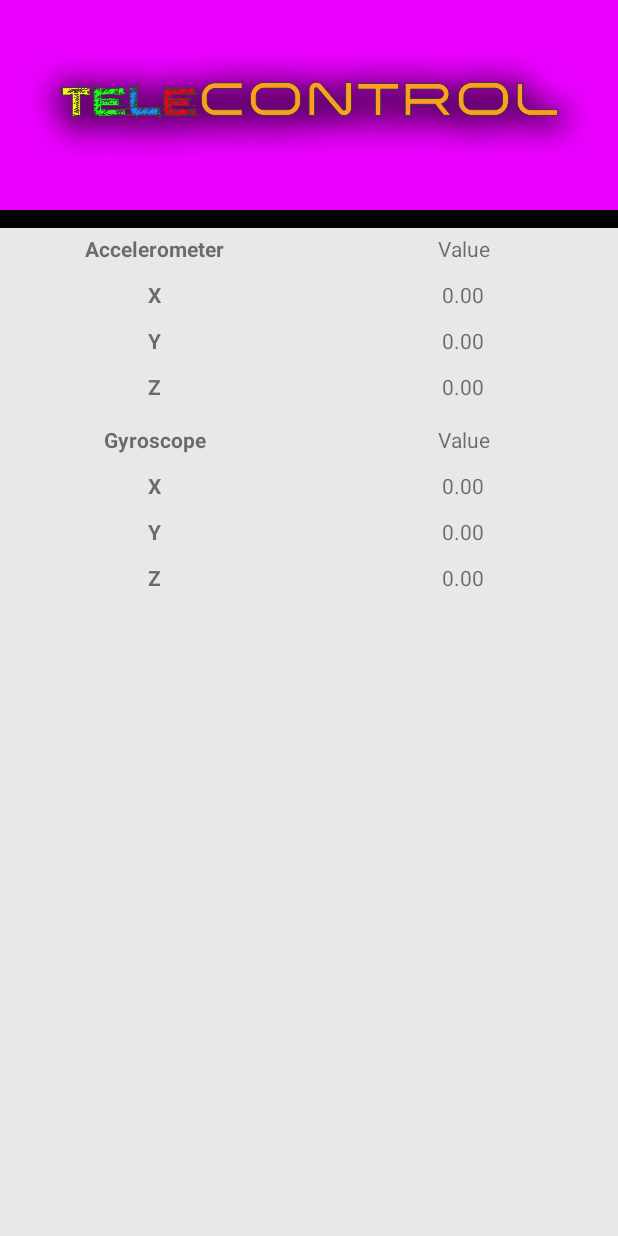
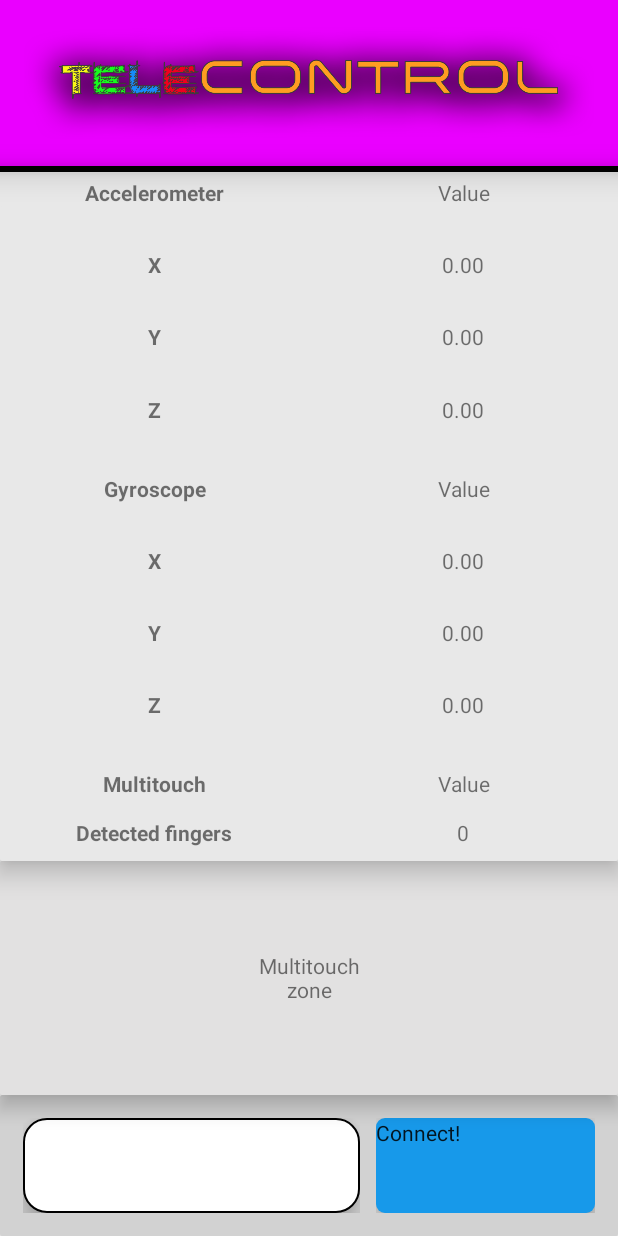
Before and after one commit to mihawk94/GIST_TeleControl, an Android app: the screen it shows after launch (MainActivity), on a phone screen of 412 x 824 dp. Run offline under Robolectric (Android 15) with nearby library versions, the phone set to English and light mode, and no system bars.

Commit message:
Interfaz inicial 1.0

```diff
--- a/app/build.gradle
+++ b/app/build.gradle
@@ -5,7 +5,7 @@ android {
     buildToolsVersion "25.0.2"
     defaultConfig {
         applicationId "gist.telecontrol"
-        minSdkVersion 19
+        minSdkVersion 21
         targetSdkVersion 25
         versionCode 1
         versionName "1.0"
--- a/app/src/main/java/gist/telecontrol/InfoFragment.java
+++ b/app/src/main/java/gist/telecontrol/InfoFragment.java
@@ -54,7 +54,7 @@ public class InfoFragment extends Fragment implements SensorEventListener, OnFra
     public void onCreate(Bundle savedInstanceState) {
         super.onCreate(savedInstanceState);
         mSensorManager = (SensorManager) getActivity().getSystemService(Context.SENSOR_SERVICE);
-        mSensor = mSensorManager.getDefaultSensor(Sensor.TYPE_ACCELEROMETER);
+        mSensor = mSensorManager.getDefaultSensor(Sensor.TYPE_LINEAR_ACCELERATION);
         mSensorManager.registerListener(this, mSensor, SensorManager.SENSOR_DELAY_NORMAL);
         if (getArguments() != null) {
             mParam1 = getArguments().getString(ARG_PARAM1);
--- /dev/null
+++ b/app/src/main/res/drawable/ipbutton.xml
@@ -0,0 +1,5 @@
+<shape xmlns:android="http://schemas.android.com/apk/res/android"
+       android:shape="rectangle">
+    <solid android:color="#1799ea" />
+    <corners android:radius="6dp"/>
+</shape>
--- /dev/null
+++ b/app/src/main/res/drawable/rectshape.xml
@@ -0,0 +1,5 @@
+<shape xmlns:android="http://schemas.android.com/apk/res/android"
+       android:shape="rectangle">
+    <solid android:color="@color/bg" />
+    <corners android:radius="1dp"/>
+</shape>
--- /dev/null
+++ b/app/src/main/res/drawable/rectshape2.xml
@@ -0,0 +1,5 @@
+<shape xmlns:android="http://schemas.android.com/apk/res/android"
+       android:shape="rectangle">
+    <solid android:color="@color/bg2" />
+    <corners android:radius="1dp"/>
+</shape>
--- /dev/null
+++ b/app/src/main/res/drawable/rectshape3.xml
@@ -0,0 +1,5 @@
+<shape xmlns:android="http://schemas.android.com/apk/res/android"
+       android:shape="rectangle">
+    <solid android:color="@color/bg3" />
+    <corners android:radius="1dp"/>
+</shape>
--- /dev/null
+++ b/app/src/main/res/drawable/searcher.xml
@@ -0,0 +1,7 @@
+<?xml version="1.0" encoding="utf-8"?>
+<shape xmlns:android="http://schemas.android.com/apk/res/android"
+       android:shape="rectangle" android:padding="10dp">
+    <solid android:color="#FFFFFF"/>
+    <stroke android:width="1dp" android:color="#000000" />
+    <corners android:radius="15dp"/>
+</shape>
--- a/app/src/main/res/layout/activity_main.xml
+++ b/app/src/main/res/layout/activity_main.xml
@@ -4,13 +4,13 @@
     xmlns:tools="http://schemas.android.com/tools"
     android:layout_width="match_parent"
     android:layout_height="match_parent"
-    android:background="@color/bg"
+    android:background="#FFFFFF"
     android:orientation="vertical">
     <LinearLayout
         android:id="@+id/activity_main"
         android:layout_width="match_parent"
         android:layout_height="match_parent"
-        android:layout_weight="12"
+        android:layout_weight="11.75"
         android:gravity="center"
         android:background="@color/titlebg"
         android:paddingBottom="@dimen/activity_vertical_margin"
@@ -26,33 +26,66 @@
     <LinearLayout
         android:layout_width="match_parent"
         android:layout_height="match_parent"
-        android:layout_weight="14.25">
+        android:layout_weight="13.5"
+        android:elevation="12dp"
+        android:background="@drawable/rectshape">
         <View
             android:background="#000000"
             android:layout_width="match_parent"
-            android:layout_height="match_parent">
+            android:layout_height="match_parent"
+            android:elevation="10dp">
         </View>
     </LinearLayout>
     <fragment
         android:name="gist.telecontrol.InfoFragment"
-        android:id="@+id/fooFragment"
+        android:id="@+id/infoFragment"
         android:layout_width="match_parent"
         android:layout_height="match_parent"
-        android:layout_weight="10"
+        android:layout_weight="6"
         tools:layout="@layout/fragment_info"/>
     <LinearLayout
+        android:id="@+id/mLayout"
         android:layout_width="match_parent"
         android:layout_height="match_parent"
-        android:layout_weight="12">
+        android:layout_weight="11"
+        android:background="@drawable/rectshape2"
+        android:elevation="8dp">
+        <TextView
+            android:layout_width="match_parent"
+            android:layout_height="match_parent"
+            android:text="@string/multizone"
+            android:gravity="center"/>
     </LinearLayout>
     <LinearLayout
         android:layout_width="match_parent"
         android:layout_height="match_parent"
-        android:layout_weight="12">
-    </LinearLayout>
-    <LinearLayout
-        android:layout_width="match_parent"
-        android:layout_height="match_parent"
-        android:layout_weight="12">
+        android:layout_weight="12"
+        android:background="@drawable/rectshape3"
+        android:padding="10dp"
+        android:elevation="6dp"
+        android:orientation="horizontal">
+        <LinearLayout
+            android:layout_width="match_parent"
+            android:layout_height="match_parent"
+            android:layout_weight="1"
+            android:padding="5dp">
+            <EditText
+                android:layout_width="match_parent"
+                android:layout_height="match_parent"
+                android:elevation="10dp"
+                android:background="@drawable/searcher"/>
+        </LinearLayout>
+        <LinearLayout
+            android:layout_width="match_parent"
+            android:layout_height="match_parent"
+            android:layout_weight="1.5"
+            android:padding="5dp">
+            <Button
+                android:layout_width="match_parent"
+                android:layout_height="match_parent"
+                android:text="@string/connect"
+                android:elevation="10dp"
+                android:background="@drawable/ipbutton"/>
+        </LinearLayout>
     </LinearLayout>
 </LinearLayout>
--- a/app/src/main/res/layout/fragment_buttons.xml
+++ b/app/src/main/res/layout/fragment_buttons.xml
@@ -1,37 +1,31 @@
 <?xml version="1.0" encoding="utf-8"?>
-<!--
-<ScrollView xmlns:android="http://schemas.android.com/apk/res/android"
-            xmlns:tools="http://schemas.android.com/tools"
-            android:id="@+id/buttons_fragment"
-            android:layout_width="match_parent"
-            android:layout_height="match_parent"
-            tools:context="gist.telecontrol.ButtonsFragment">
-
-<TextView android:layout_width="match_parent"
-          android:layout_height="match_parent"
-          android:text="Aquí botones" />
-</ScrollView>
--->
-<RelativeLayout xmlns:android="http://schemas.android.com/apk/res/android"
-                android:layout_width="match_parent"
-                android:layout_height="match_parent"
-                android:background="@android:color/white">
-    <HorizontalScrollView
-        android:layout_width="match_parent"
-        android:layout_height="40dp"
-        android:layout_alignParentStart="true"
-        android:elevation="12dp"
-        android:translationZ="12dp"
-        android:id="@+id/scrollView"
-        android:background="@android:color/white">
-
-    </HorizontalScrollView>
+<LinearLayout
+    xmlns:android="http://schemas.android.com/apk/res/android"
+    android:layout_height="match_parent"
+    android:layout_width="match_parent"
+    android:orientation="vertical">
     <LinearLayout
         android:layout_width="match_parent"
         android:layout_height="match_parent"
-        android:orientation="vertical"
-        android:layout_below="@+id/scrollView">
-
+        android:layout_weight="1">
     </LinearLayout>
-
-</RelativeLayout>
+    <LinearLayout
+        android:layout_width="match_parent"
+        android:layout_height="match_parent"
+        android:layout_weight="1"
+        android:orientation="horizontal">
+        <LinearLayout
+            android:layout_width="match_parent"
+            android:layout_height="match_parent"
+            android:layout_weight="1"></LinearLayout>
+        <LinearLayout
+            android:layout_width="match_parent"
+            android:layout_height="match_parent"
+            android:layout_weight="1"></LinearLayout>
+    </LinearLayout>
+    <LinearLayout
+        android:layout_width="match_parent"
+        android:layout_height="match_parent"
+        android:layout_weight="1">
+    </LinearLayout>
+</LinearLayout>
--- a/app/src/main/res/layout/fragment_info.xml
+++ b/app/src/main/res/layout/fragment_info.xml
@@ -2,7 +2,9 @@
     xmlns:android="http://schemas.android.com/apk/res/android"
     android:layout_height="match_parent"
     android:layout_width="match_parent"
-    android:orientation="vertical">
+    android:orientation="vertical"
+    android:elevation="10dp"
+    android:background="@drawable/rectshape">
     <LinearLayout
     android:layout_width="match_parent"
     android:layout_height="match_parent"
@@ -23,7 +25,8 @@
                     android:layout_weight="1"
                     android:gravity="center"
                     android:text="@string/accel"
-                    android:textStyle="bold"/>
+                    android:textStyle="bold"
+                    android:background="@drawable/rectshape"/>
                 <TextView
                     android:layout_width="0dip"
                     android:layout_height="wrap_content"
@@ -177,4 +180,48 @@
         </TableRow>
     </TableLayout>
     </LinearLayout>
+    <LinearLayout
+        android:layout_width="match_parent"
+        android:layout_height="match_parent"
+        android:orientation="vertical"
+        android:layout_weight="18">
+        <TableRow
+            android:paddingTop="4dip"
+            android:layout_width="match_parent"
+            android:layout_height="match_parent"
+            android:layout_weight="1">
+            <TextView
+                android:layout_width="0dip"
+                android:layout_height="wrap_content"
+                android:layout_weight="1"
+                android:gravity="center"
+                android:text="@string/multi"
+                android:textStyle="bold"/>
+            <TextView
+                android:layout_width="0dip"
+                android:layout_height="wrap_content"
+                android:gravity="center"
+                android:layout_weight="1"
+                android:text="@string/value"/>
+        </TableRow>
+        <TableRow
+            android:paddingTop="4dip"
+            android:layout_width="match_parent"
+            android:layout_height="match_parent"
+            android:layout_weight="1">
+            <TextView
+                android:layout_width="0dip"
+                android:layout_height="wrap_content"
+                android:layout_weight="1"
+                android:gravity="center"
+                android:text="@string/dfingers"
+                android:textStyle="bold"/>
+            <TextView
+                android:layout_width="0dip"
+                android:layout_height="wrap_content"
+                android:gravity="center"
+                android:layout_weight="1"
+                android:text="0"/>
+        </TableRow>
+    </LinearLayout>
 </LinearLayout>
--- a/app/src/main/res/values/strings.xml
+++ b/app/src/main/res/values/strings.xml
@@ -3,7 +3,13 @@
     <string name="gyro">Gyroscope</string>
     <string name="accel">Accelerometer</string>
     <string name="value">Value</string>
+    <string name="multi">Multitouch</string>
+    <string name="dfingers">Detected fingers</string>
+    <string name="multizone">Multitouch\nzone</string>
+    <string name="connect">Connect!</string>
     <color name="bg">#e8e8e8</color>
+    <color name="bg2">#e2e1e1</color>
+    <color name="bg3">#d2d2d2</color>
     <color name="titlebg">#ea00ff</color>
 
     <!-- TODO: Remove or change this placeholder text -->
--- a/app/src/main/res/values/styles.xml
+++ b/app/src/main/res/values/styles.xml
@@ -1,7 +1,7 @@
 <resources>
 
     <!-- Base application theme. -->
-    <style name="AppTheme" parent="@style/Theme.AppCompat.Light">
+    <style name="AppTheme" parent="@android:style/Theme.Material.Light.NoActionBar">
         <!-- Customize your theme here. -->
         <item name="windowNoTitle">true</item>
         <item name="windowActionBar">false</item>
```
